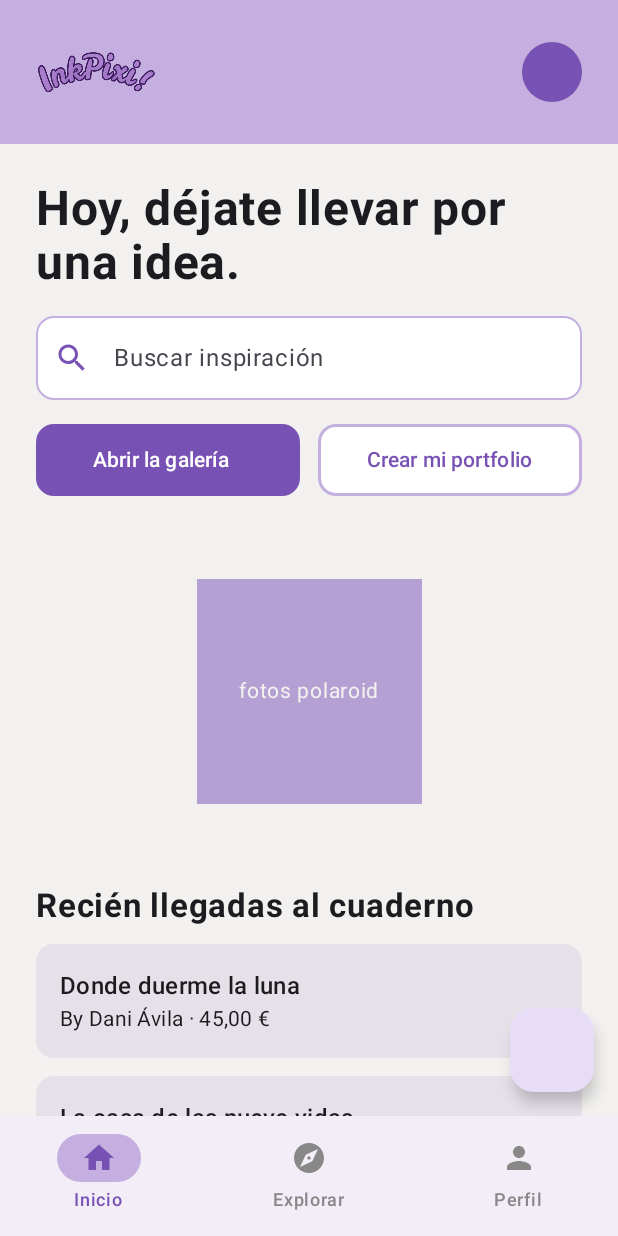
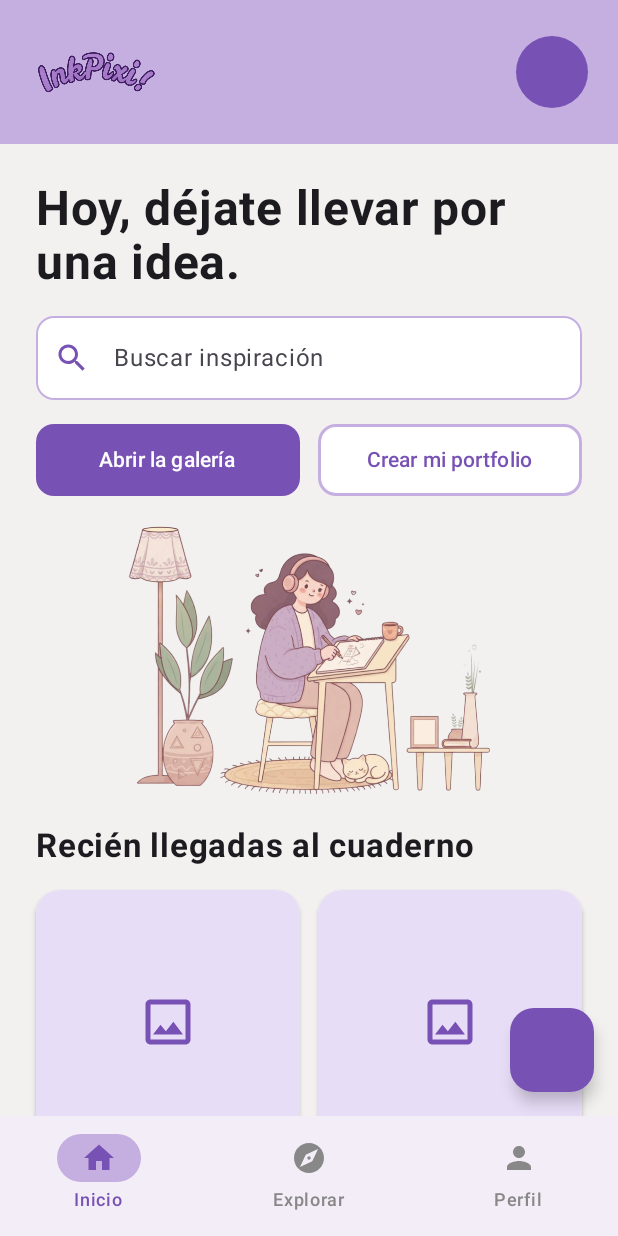
Before and after one commit to Davila30/InkPixiApp, an Android app built with Jetpack Compose: the HomeScreen screen opened through its navigation route, on a phone screen of 412 x 824 dp. Run offline under Robolectric (Android 15) with nearby library versions, the phone set to English and light mode, and no system bars; our stand-ins replace Dagger/Hilt's generated code.

Commit message:
eliminación del precio en el modelo Artwork, creación del componente ArtworkCard y maquetación en cuadrícula (LazyVerticalGrid) en HomeScreen con gestión de estado en homeViewModel

```diff
--- a/app/src/main/java/com/example/inkpiki/artDetails/Artwork.kt
+++ b/app/src/main/java/com/example/inkpiki/artDetails/Artwork.kt
@@ -6,12 +6,7 @@ data class Artwork(
     val id: String,
     val title: String,
     val description: String,
-    val price: Double?,
     val authorName: String,
     val imageUrl: String?,
     val category: String
 )
-
-val Artwork.priceLabel: String
-    get() = price?.let { String.format(Locale.forLanguageTag("es-ES"), "%.2f €", it) }
-        ?: "No está a la venta"
--- a/app/src/main/java/com/example/inkpiki/artDetails/ArtworkCatalogPlaceholder.kt
+++ b/app/src/main/java/com/example/inkpiki/artDetails/ArtworkCatalogPlaceholder.kt
@@ -38,7 +38,7 @@ fun ArtworkCatalogPlaceholder(
                 Column(modifier = Modifier.padding(16.dp)) {
                     Text(text = artwork.title, style = MaterialTheme.typography.titleMedium)
                     Text(
-                        text = "By ${artwork.authorName} · ${artwork.priceLabel}",
+                        text = "By ${artwork.authorName}",
                         style = MaterialTheme.typography.bodyMedium
                     )
                 }
--- a/app/src/main/java/com/example/inkpiki/artDetails/ArtworkMocks.kt
+++ b/app/src/main/java/com/example/inkpiki/artDetails/ArtworkMocks.kt
@@ -7,7 +7,6 @@ object ArtworkMocks {
             id = "1",
             title = "Donde duerme la luna",
             description = "Una ilustración digital que explora la tranquilidad de la noche en un valle imaginario. Los tonos fríos contrastan con la cálida luz de las pequeñas casas esparcidas por la montaña. Perfecta para ambientes relajantes.",
-            price = 45.0,
             authorName = "Dani Ávila",
             imageUrl = null,
             category = "Ilustración digital"
@@ -16,7 +15,6 @@ object ArtworkMocks {
             id = "2",
             title = "La casa de las nueve vidas",
             description = "Un sillón rojo, una gata dormida y una ventana por la que entra la luna. Risografía a dos tintas sobre papel.",
-            price = null,
             authorName = "Vera Menta",
             imageUrl = null,
             category = "Risograma"
@@ -28,7 +26,6 @@ object ArtworkMocks {
                     "Empecé dibujando un invernadero con lápiz y, sin darme cuenta, fui llenándolo de plantas que no existen: helechos con hojas de papel, rosas que se abren al revés y una enredadera que sube hasta el techo de cristal.\n\n" +
                     "El color está hecho con gouache en capas finas, dejando que el trazo de lápiz se vea por debajo. Quería que pareciera un lugar en el que uno pudiera entrar, sentarse y quedarse un rato sin que nadie preguntara nada.\n\n" +
                     "La obra original mide 14 x 9 cm y se entrega enmarcada. Si prefieres una impresión de mayor tamaño, escríbeme y lo hablamos. Todas las piezas se envían o se entregan en mano.",
-            price = 60.0,
             authorName = "Inés Sol",
             imageUrl = null,
             category = "Gouache y lápiz"
@@ -37,7 +34,6 @@ object ArtworkMocks {
             id = "4",
             title = "Hard GZ",
             description = "Estudio a grafito sobre papel, hecho del natural. Prioricé la textura del pelo y la luz que cae desde un solo lado.",
-            price = null,
             authorName = "Ávila",
             imageUrl = null,
             category = "Realismo"
@@ -46,7 +42,6 @@ object ArtworkMocks {
             id = "5",
             title = "Hasta donde llega la libertad",
             description = "Pieza conceptual sobre los límites que nos ponemos solos. Técnica mixta sobre papel.",
-            price = 120.0,
             authorName = "Ávila",
             imageUrl = null,
             category = "Conceptual"
@@ -55,7 +50,6 @@ object ArtworkMocks {
             id = "6",
             title = "Sol y nube",
             description = "Un sol que asoma por detrás de una nube con ojos. Tintas de colores sobre papel.",
-            price = null,
             authorName = "Dani Ávila",
             imageUrl = null,
             category = "Escenarios"
--- a/app/src/main/java/com/example/inkpiki/artDetails/artDetailsScreen.kt
+++ b/app/src/main/java/com/example/inkpiki/artDetails/artDetailsScreen.kt
@@ -113,12 +113,6 @@ private fun ArtworkDetailContent(
                         color = Color.Black,
                         fontSize = 16.sp,
                         fontWeight = FontWeight.Medium
-                    )
-                    Text(
-                        text = artwork.priceLabel,
-                        color = Color.White,
-                        fontSize = 20.sp,
-                        fontWeight = FontWeight.Bold
                     )
                 }
                 Spacer(modifier = Modifier.height(24.dp))
--- a/app/src/main/java/com/example/inkpiki/home/homeScreen.kt
+++ b/app/src/main/java/com/example/inkpiki/home/homeScreen.kt
@@ -1,30 +1,32 @@
 package com.example.inkpiki.home
 
 import androidx.compose.foundation.BorderStroke
+import androidx.compose.foundation.Image
 import androidx.compose.foundation.background
 import androidx.compose.foundation.layout.*
-import androidx.compose.foundation.rememberScrollState
+import androidx.compose.foundation.lazy.grid.GridCells
+import androidx.compose.foundation.lazy.grid.GridItemSpan
+import androidx.compose.foundation.lazy.grid.LazyVerticalGrid
+import androidx.compose.foundation.lazy.grid.items
 import androidx.compose.foundation.shape.CircleShape
 import androidx.compose.foundation.shape.RoundedCornerShape
-import androidx.compose.foundation.verticalScroll
+import androidx.compose.material.icons.Icons
+import androidx.compose.material.icons.filled.Add
+import androidx.compose.material.icons.filled.Person
 import androidx.compose.material3.*
 import androidx.compose.runtime.Composable
-import androidx.compose.runtime.getValue
-import androidx.compose.runtime.mutableStateOf
-import androidx.compose.runtime.remember // NUEVO
-import androidx.compose.runtime.saveable.rememberSaveable
-import androidx.compose.runtime.setValue
+import androidx.compose.runtime.remember
 import androidx.compose.ui.Alignment
 import androidx.compose.ui.Modifier
 import androidx.compose.ui.draw.clip
-import androidx.compose.ui.graphics.Color
+import androidx.compose.ui.layout.ContentScale
+import androidx.compose.ui.res.painterResource
 import androidx.compose.ui.text.font.FontWeight
 import androidx.compose.ui.tooling.preview.Preview
 import androidx.compose.ui.unit.dp
 import androidx.compose.ui.unit.sp
-import com.example.inkpiki.artDetails.Artwork // NUEVO
-import com.example.inkpiki.artDetails.ArtworkMocks // NUEVO
-import com.example.inkpiki.artDetails.priceLabel // NUEVO
+import com.example.inkpiki.R
+import com.example.inkpiki.ui.components.ArtworkCard
 import com.example.inkpiki.ui.components.InkPixiBottomNavigation
 import com.example.inkpiki.ui.components.InkPixiLogo
 import com.example.inkpiki.ui.components.InkPixiSearchBar
@@ -32,34 +34,16 @@ import com.example.inkpiki.ui.theme.InkPikiTheme
 
 @Composable
 fun HomeScreen(
-    // NUEVO: valor por defecto para no tener que pasarlo desde el NavHost
     viewModel: homeViewModel = remember { homeViewModel() },
     onNavigateToHome: () -> Unit = {},
     onNavigateToExplore: () -> Unit = {},
     onNavigateToProfile: () -> Unit,
-    onArtworkClick: (String) -> Unit = {} // NUEVO: avisa al NavHost de qué obra se pulsó
+    onArtworkClick: (String) -> Unit = {}
 ) {
-    // Texto de la búsqueda. Cuando homeViewModel sea un ViewModel real,
-    // este estado se mueve allí y aquí solo se lee.
-    var query by rememberSaveable { mutableStateOf("") }
-
-    // NUEVO: obras que coinciden con la búsqueda (por título, autor o categoría).
-    // Si no hay texto se muestran todas. Cuando haya API, esto se cambia por la llamada.
-    val filteredArtworks = remember(query) {
-        val text = query.trim()
-        if (text.isEmpty()) {
-            ArtworkMocks.all
-        } else {
-            ArtworkMocks.all.filter { artwork ->
-                artwork.title.contains(text, ignoreCase = true) ||
-                        artwork.authorName.contains(text, ignoreCase = true) ||
-                        artwork.category.contains(text, ignoreCase = true)
-            }
-        }
-    }
+    val artworks = viewModel.filteredArtworks
 
     Scaffold(
-        topBar = { HomeTopBar() },
+        topBar = { HomeTopBar(onProfileClick = onNavigateToProfile) },
         bottomBar = {
             InkPixiBottomNavigation(
                 currentRoute = "home",
@@ -71,38 +55,67 @@ fun HomeScreen(
         floatingActionButton = {
             FloatingActionButton(
                 onClick = { },
+                containerColor = MaterialTheme.colorScheme.primary,
+                contentColor = MaterialTheme.colorScheme.onPrimary
             ) {
             }
         }
     ) { paddingValues ->
-        Column(
+        LazyVerticalGrid(
+            columns = GridCells.Fixed(2),
             modifier = Modifier
                 .fillMaxSize()
                 .padding(paddingValues)
-                .background(MaterialTheme.colorScheme.background)
-                .verticalScroll(rememberScrollState())
+                .background(MaterialTheme.colorScheme.background),
+            contentPadding = PaddingValues(start = 24.dp, end = 24.dp, bottom = 24.dp),
+            horizontalArrangement = Arrangement.spacedBy(12.dp),
+            verticalArrangement = Arrangement.spacedBy(12.dp)
         ) {
+            // Cabecera y buscador ocupando las 2 columnas
+            item(span = { GridItemSpan(maxLineSpan) }) {
+                Column {
                     HomeHeader()
-            // Barra de búsqueda bajo el titular
                     InkPixiSearchBar(
-                query = query,
-                onQueryChange = { query = it },
-                onSearch = { /* El filtro ya se aplica al escribir; aquí iría la llamada a la API */ },
-                modifier = Modifier.padding(horizontal = 24.dp)
+                        query = viewModel.query,
+                        onQueryChange = { viewModel.onQueryChange(it) },
+                        onSearch = { viewModel.onSearch() }
                     )
                     Spacer(modifier = Modifier.height(16.dp))
                     ActionButtons()
                     FeaturedIllustrationsPlaceholder()
-            // NUEVO: lista de obras (filtrada por la búsqueda)
-            ArtworkResults(
-                artworks = filteredArtworks,
-                onArtworkClick = onArtworkClick
+                    Text(
+                        text = "Recién llegadas al cuaderno",
+                        fontSize = 22.sp,
+                        fontWeight = FontWeight.Bold,
+                        color = MaterialTheme.colorScheme.onBackground,
+                        modifier = Modifier.padding(bottom = 4.dp)
+                    )
+                }
+            }
+
+            if (artworks.isEmpty()) {
+                item(span = { GridItemSpan(maxLineSpan) }) {
+                    Text(
+                        text = "No hay obras que coincidan con tu búsqueda",
+                        fontSize = 14.sp,
+                        color = MaterialTheme.colorScheme.onSurfaceVariant,
+                        modifier = Modifier.padding(vertical = 16.dp)
+                    )
+                }
+            } else {
+                items(artworks, key = { it.id }) { artwork ->
+                    ArtworkCard(
+                        artwork = artwork,
+                        onClick = { onArtworkClick(artwork.id) }
                     )
                 }
             }
         }
+    }
+}
+
 @Composable
-fun HomeTopBar() {
+fun HomeTopBar(onProfileClick: () -> Unit = {}) {
     Row(
         modifier = Modifier
             .fillMaxWidth()
@@ -112,16 +125,17 @@ fun HomeTopBar() {
         verticalAlignment = Alignment.CenterVertically
     ) {
         InkPixiLogo()
-        Box(
+        IconButton(
+            onClick = onProfileClick,
             modifier = Modifier
                 .size(40.dp)
                 .clip(CircleShape)
-                .background(MaterialTheme.colorScheme.primary),
-            contentAlignment = Alignment.Center
+                .background(MaterialTheme.colorScheme.primary)
         ) {
         }
     }
 }
+
 @Composable
 fun HomeHeader() {
     Text(
@@ -129,100 +143,55 @@ fun HomeHeader() {
         fontSize = 32.sp,
         fontWeight = FontWeight.Bold,
         lineHeight = 36.sp,
-        modifier = Modifier.padding(start = 24.dp, end = 24.dp, top = 24.dp, bottom = 16.dp)
+        color = MaterialTheme.colorScheme.onBackground,
+        modifier = Modifier.padding(top = 24.dp, bottom = 16.dp)
     )
 }
+
 @Composable
 fun ActionButtons() {
     Row(
-        modifier = Modifier
-            .fillMaxWidth()
-            .padding(horizontal = 24.dp),
+        modifier = Modifier.fillMaxWidth(),
         horizontalArrangement = Arrangement.spacedBy(12.dp)
     ) {
         Button(
             onClick = { },
             shape = RoundedCornerShape(12.dp),
-            modifier = Modifier.weight(1f).height(48.dp)
+            modifier = Modifier
+                .weight(1f)
+                .height(48.dp)
         ) {
             Text("Abrir la galería", color = MaterialTheme.colorScheme.onPrimary, fontSize = 14.sp)
-            Spacer(modifier = Modifier.width(8.dp))
-
         }
         OutlinedButton(
             onClick = { },
             colors = ButtonDefaults.outlinedButtonColors(containerColor = MaterialTheme.colorScheme.surface),
             border = BorderStroke(2.dp, MaterialTheme.colorScheme.secondary),
             shape = RoundedCornerShape(12.dp),
-            modifier = Modifier.weight(1f).height(48.dp)
+            modifier = Modifier
+                .weight(1f)
+                .height(48.dp)
         ) {
             Text("Crear mi portfolio", color = MaterialTheme.colorScheme.primary, fontSize = 14.sp)
         }
     }
 }
+
 @Composable
 fun FeaturedIllustrationsPlaceholder() {
     Box(
         modifier = Modifier
             .fillMaxWidth()
-            .height(260.dp)
-            .padding(24.dp),
+            .height(220.dp)
+            .padding(vertical = 20.dp),
         contentAlignment = Alignment.Center
     ) {
-        Box(
-            modifier = Modifier
-                .size(150.dp)
-                .background(MaterialTheme.colorScheme.primary.copy(alpha = 0.5f))
-                .align(Alignment.Center)
+        Image(
+            painter = painterResource(id = R.drawable.fotoinicio),
+            contentDescription = "Fotode inicio",
+            contentScale = ContentScale.Fit,
+            modifier = Modifier.fillMaxSize()
         )
-        Text("fotos polaroid", color = MaterialTheme.colorScheme.background, fontSize = 14.sp)
-    }
-}
-
-// NUEVO: sección "Recién llegadas al cuaderno" con las obras.
-// Es provisional hasta que esté la cuadrícula real con ArtworkCard,
-// que solo tiene que llamar a onArtworkClick(artwork.id) al pulsar una tarjeta.
-@Composable
-fun ArtworkResults(
-    artworks: List<Artwork>,
-    onArtworkClick: (String) -> Unit
-) {
-    Column(
-        modifier = Modifier
-            .fillMaxWidth()
-            .padding(horizontal = 24.dp),
-        verticalArrangement = Arrangement.spacedBy(12.dp)
-    ) {
-        Text(
-            text = "Recién llegadas al cuaderno",
-            fontSize = 22.sp,
-            fontWeight = FontWeight.Bold
-        )
-
-        if (artworks.isEmpty()) {
-            // Si la búsqueda no encuentra nada
-            Text(
-                text = "No hay obras que coincidan con tu búsqueda",
-                fontSize = 14.sp,
-                color = Color.Gray
-            )
-        } else {
-            artworks.forEach { artwork ->
-                Card(
-                    onClick = { onArtworkClick(artwork.id) },
-                    modifier = Modifier.fillMaxWidth()
-                ) {
-                    Column(modifier = Modifier.padding(16.dp)) {
-                        Text(text = artwork.title, style = MaterialTheme.typography.titleMedium)
-                        Text(
-                            text = "By ${artwork.authorName} · ${artwork.priceLabel}",
-                            style = MaterialTheme.typography.bodyMedium
-                        )
-                    }
-                }
-            }
-        }
-        Spacer(modifier = Modifier.height(24.dp))
     }
 }
 
--- a/app/src/main/java/com/example/inkpiki/home/homeViewModel.kt
+++ b/app/src/main/java/com/example/inkpiki/home/homeViewModel.kt
@@ -1,4 +1,37 @@
 package com.example.inkpiki.home
 
-class homeViewModel {
+import androidx.compose.runtime.getValue
+import androidx.compose.runtime.mutableStateOf
+import androidx.compose.runtime.setValue
+import androidx.lifecycle.ViewModel
+import com.example.inkpiki.artDetails.Artwork
+import com.example.inkpiki.artDetails.ArtworkMocks
+
+class homeViewModel : ViewModel() {
+    // Texto actual de la barra de búsqueda
+    var query by mutableStateOf("")
+        private set
+    // Lista base de obras (ahora desde los mocks; en el futuro vendrá de la API)
+    private val allArtworks: List<Artwork> = ArtworkMocks.all
+    // Obras filtradas en tiempo real según lo que se escriba en la barra
+    val filteredArtworks: List<Artwork>
+        get() {
+            val text = query.trim()
+            return if (text.isEmpty()) {
+                allArtworks
+            } else {
+                allArtworks.filter { artwork ->
+                    artwork.title.contains(text, ignoreCase = true) ||
+                            artwork.authorName.contains(text, ignoreCase = true) ||
+                            artwork.category.contains(text, ignoreCase = true)
+                }
+            }
+        }
+
+    fun onQueryChange(newQuery: String) {
+        query = newQuery
+    }
+    fun onSearch() {
+        // Aqu irá la llamada a la api cuando se conecte el backend
+    }
 }
--- /dev/null
+++ b/app/src/main/java/com/example/inkpiki/ui/components/ArtWorkCard.kt
@@ -0,0 +1,72 @@
+package com.example.inkpiki.ui.components
+
+import androidx.compose.foundation.background
+import androidx.compose.foundation.layout.*
+import androidx.compose.foundation.shape.RoundedCornerShape
+import androidx.compose.material.icons.Icons
+import androidx.compose.material.icons.outlined.Image
+import androidx.compose.material3.*
+import androidx.compose.runtime.Composable
+import androidx.compose.ui.Alignment
+import androidx.compose.ui.Modifier
+import androidx.compose.ui.text.font.FontWeight
+import androidx.compose.ui.text.style.TextOverflow
+import androidx.compose.ui.unit.dp
+import com.example.inkpiki.artDetails.Artwork
+
+@Composable
+fun ArtworkCard(
+    artwork: Artwork,
+    onClick: () -> Unit,
+    modifier: Modifier = Modifier
+) {
+    Card(
+        onClick = onClick,
+        modifier = modifier.fillMaxWidth(),
+        shape = RoundedCornerShape(16.dp),
+        colors = CardDefaults.cardColors(
+            containerColor = MaterialTheme.colorScheme.surface
+        ),
+        elevation = CardDefaults.cardElevation(defaultElevation = 2.dp)
+    ) {
+        Column {
+            // Contenedor de la ilustración (placeholder hasta cargar URL con Coil)
+            Box(
+                modifier = Modifier
+                    .fillMaxWidth()
+                    .aspectRatio(1f)
+                    .background(MaterialTheme.colorScheme.primaryContainer),
+                contentAlignment = Alignment.Center
+            ) {
+                Icon(
+                    imageVector = Icons.Outlined.Image,
+                    contentDescription = artwork.title,
+                    tint = MaterialTheme.colorScheme.primary,
+                    modifier = Modifier.size(40.dp)
+                )
+            }
+
+            // Título y autor (sin precio en móvil MVP)
+            Column(
+                modifier = Modifier.padding(12.dp),
+                verticalArrangement = Arrangement.spacedBy(4.dp)
+            ) {
+                Text(
+                    text = artwork.title,
+                    style = MaterialTheme.typography.titleSmall,
+                    fontWeight = FontWeight.Bold,
+                    color = MaterialTheme.colorScheme.onSurface,
+                    maxLines = 1,
+                    overflow = TextOverflow.Ellipsis
+                )
+                Text(
+                    text = "By ${artwork.authorName}",
+                    style = MaterialTheme.typography.bodySmall,
+                    color = MaterialTheme.colorScheme.onSurfaceVariant,
+                    maxLines = 1,
+                    overflow = TextOverflow.Ellipsis
+                )
+            }
+        }
+    }
+}
```
Also changed, not shown: app/src/main/res/drawable/fotoinicio.png (added). Lines whose indentation alone changed are shown as unchanged.
